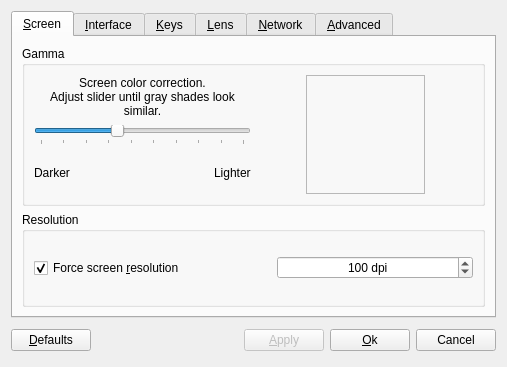
Qt form src/qdjviewprefsdialog.ui (barak/djview4) before a commit.
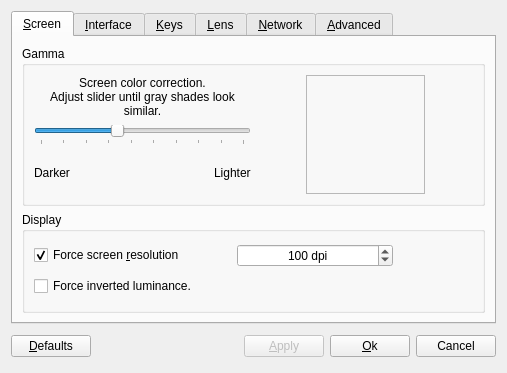
The same form after that commit. Custom widgets are drawn as their Qt base class.

Diff of the .ui file:
```diff
--- a/src/qdjviewprefsdialog.ui
+++ b/src/qdjviewprefsdialog.ui
@@ -7,7 +7,7 @@
     <x>0</x>
     <y>0</y>
     <width>507</width>
-    <height>367</height>
+    <height>373</height>
    </rect>
   </property>
   <property name="windowTitle">
@@ -188,9 +188,11 @@
           <bool>true</bool>
          </property>
          <property name="title">
-          <string>Resolution</string>
+          <string>Display</string>
          </property>
-         <layout class="QHBoxLayout">
+         <layout class="QVBoxLayout" name="verticalLayout_6">
+          <item>
+           <layout class="QHBoxLayout" name="horizontalLayout_4">
           <item>
            <widget class="QCheckBox" name="forceResolutionCheckBox">
             <property name="text">
@@ -219,6 +221,12 @@
           </item>
           <item>
            <widget class="QSpinBox" name="resolutionSpinBox">
+              <property name="sizePolicy">
+               <sizepolicy hsizetype="Minimum" vsizetype="Fixed">
+                <horstretch>0</horstretch>
+                <verstretch>0</verstretch>
+               </sizepolicy>
+              </property>
             <property name="alignment">
              <set>Qt::AlignCenter</set>
             </property>
@@ -236,6 +244,31 @@
             </property>
            </widget>
           </item>
+            <item>
+             <spacer name="spacer">
+              <property name="orientation">
+               <enum>Qt::Horizontal</enum>
+              </property>
+              <property name="sizeType">
+               <enum>QSizePolicy::Maximum</enum>
+              </property>
+              <property name="sizeHint" stdset="0">
+               <size>
+                <width>80</width>
+                <height>20</height>
+               </size>
+              </property>
+             </spacer>
+            </item>
+           </layout>
+          </item>
+          <item>
+           <widget class="QCheckBox" name="invertLuminanceCheckBox">
+            <property name="text">
+             <string>Force inverted luminance.</string>
+            </property>
+           </widget>
+          </item>
          </layout>
         </widget>
        </item>
@@ -997,13 +1030,6 @@
           <string>Miscellaneous</string>
          </property>
          <layout class="QVBoxLayout">
-          <item>
-           <widget class="QCheckBox" name="invertLuminanceCheckBox">
-            <property name="text">
-             <string>Default to inverted luminance (white on black.)</string>
-            </property>
-           </widget>
-          </item>
           <item>
            <layout class="QHBoxLayout">
             <item>
```
Left out of the diff: 42 changed lines with no effect on the pictures. Lines whose indentation alone changed are shown as unchanged.
